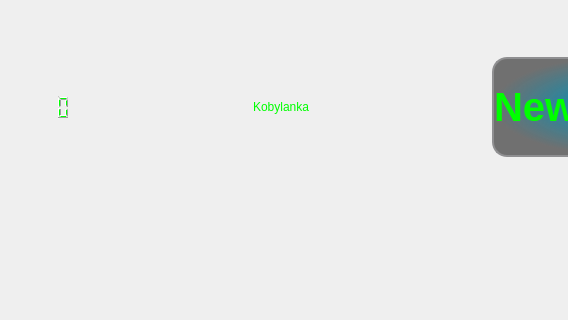
First picture: the form in iDom_Client/idom_client.ui, repository cyniu88/QT_kurs, before the edit; both pictures show x 0 to 568 and y 0 to 320 of the 855 by 907 pixel window.
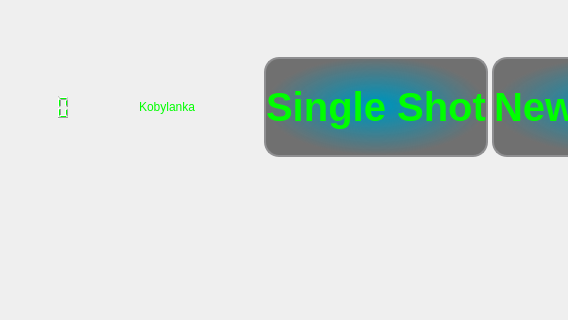
Second picture: the form after the edit. The open tabs and pages were chosen to show the change. Icons and pictures are not drawn.

Commit message: przycisk single shot

Diff of the .ui file:
```diff
--- a/iDom_Client/idom_client.ui
+++ b/iDom_Client/idom_client.ui
@@ -173,6 +173,30 @@
                   </property>
                  </widget>
                 </item>
+                <item>
+                 <widget class="QPushButton" name="oneShotCameraButton">
+                  <property name="minimumSize">
+                   <size>
+                    <width>0</width>
+                    <height>100</height>
+                   </size>
+                  </property>
+                  <property name="styleSheet">
+                   <string notr="true">QPushButton {background-color: qradialgradient(spread:pad, cx:0.499807, cy:0.489, radius:0.5, fx:0.499, fy:0.488909, stop:0.0795455 rgba(0, 147, 185, 255), stop:1 rgba(30, 30, 30, 155));
+ border: 2px solid #8f8f91;
+border-radius: 15px;
+ font: bold 40px;
+	color: rgb(0, 255, 0);
+}
+QPushButton:pressed {
+border:none;
+}</string>
+                  </property>
+                  <property name="text">
+                   <string>Single Shot</string>
+                  </property>
+                 </widget>
+                </item>
                 <item>
                  <widget class="QPushButton" name="reloadCameraAddressButton">
                   <property name="sizePolicy">
```
Left out of the diff: 2 changed lines with no effect on the pictures. The commit also changes 2 other files.
